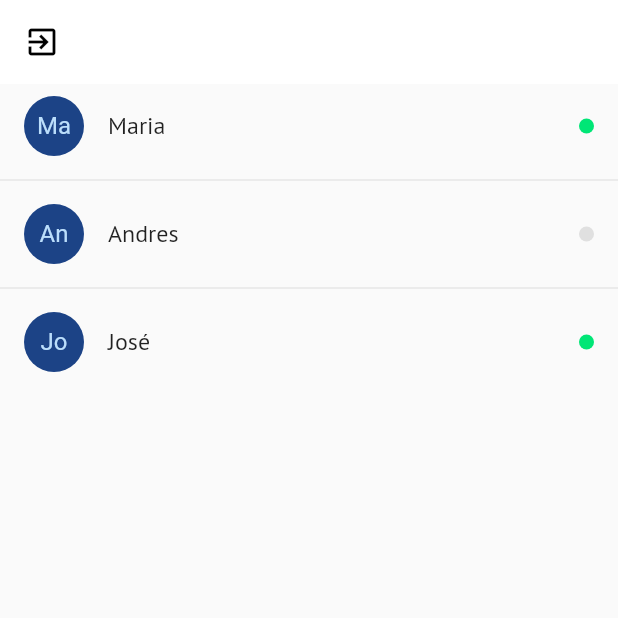
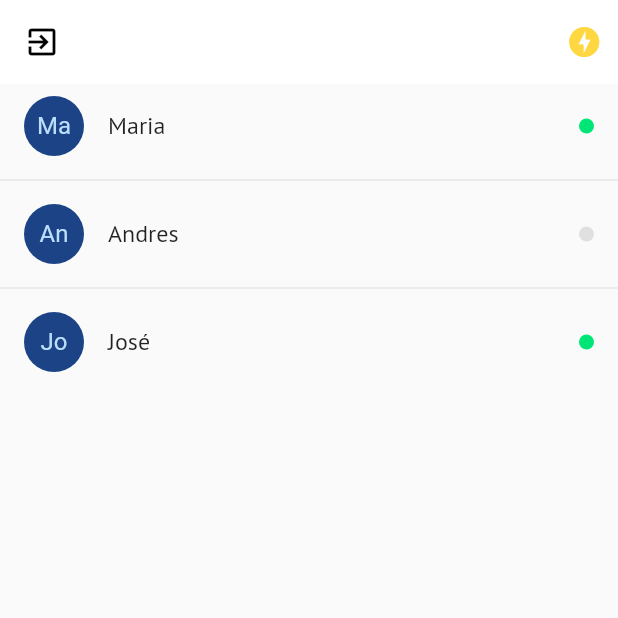
Before and after one commit to andrespd99/chat-app, a Flutter app: the UsersPage screen opened by its route, on a phone screen of 412 x 824 dp, the top half of it. Run offline on Flutter 3.47's test engine with Material 2 defaults, Android fonts, the phone set to English and light mode, and no system bars; drawn by our look-alikes of pull_to_refresh; our stand-ins replace flutter_secure_storage, google_fonts, socket_io_client; accounts and stored records are empty; network calls fail.

Commit message:
Clase 109

```diff
--- a/lib/pages/login_page.dart
+++ b/lib/pages/login_page.dart
@@ -1,6 +1,7 @@
 import 'package:chat/functions/functions.dart';
 import 'package:chat/pages/users_page.dart';
 import 'package:chat/services/auth_service.dart';
+import 'package:chat/services/socket_service.dart';
 import 'package:chat/widgets/terms_and_conditions_button.dart';
 import 'package:flutter/material.dart';
 
@@ -164,7 +165,11 @@ class _LoginButtonState extends State<_LoginButton> {
                     .read<AuthService>()
                     .login(widget.email, widget.password)
                     .then((value) {
+                  // Connect to socket server.
+                  context.read<SocketService>().connect();
+
                   Navigator.pushReplacementNamed(context, UsersPage.routeName);
+
                   setState(() {
                     _isLoading = false;
                   });
@@ -172,6 +177,7 @@ class _LoginButtonState extends State<_LoginButton> {
                   setState(() {
                     _isLoading = false;
                   });
+
                   showCustomDialog(
                     context,
                     subtitle: error.toString(),
--- a/lib/pages/signup_page.dart
+++ b/lib/pages/signup_page.dart
@@ -1,3 +1,4 @@
+import 'package:chat/services/socket_service.dart';
 import 'package:flutter/material.dart';
 import 'package:provider/provider.dart';
 import 'package:chat/services/auth_service.dart';
@@ -189,9 +190,14 @@ class _SignUpButtonState extends State<_SignUpButton> {
                     _isLoading = false;
                   });
                 }).catchError((error) {
+                  context.read<SocketService>().connect();
+
+                  Navigator.pushReplacementNamed(context, SignupPage.routeName);
+
                   setState(() {
                     _isLoading = false;
                   });
+
                   showCustomDialog(
                     context,
                     subtitle: error.toString(),
--- a/lib/pages/users_page.dart
+++ b/lib/pages/users_page.dart
@@ -1,3 +1,4 @@
+import 'package:chat/consts.dart';
 import 'package:flutter/material.dart';
 import 'package:provider/provider.dart';
 import 'package:pull_to_refresh/pull_to_refresh.dart';
@@ -5,6 +6,7 @@ import 'package:pull_to_refresh/pull_to_refresh.dart';
 import 'package:chat/models/user.dart';
 import 'package:chat/pages/login_page.dart';
 import 'package:chat/services/auth_service.dart';
+import 'package:chat/services/socket_service.dart';
 
 class UsersPage extends StatefulWidget {
   static const String routeName = 'users';
@@ -31,7 +33,7 @@ class _UsersPageState extends State<UsersPage> {
 
     return Scaffold(
       appBar: AppBar(
-        title: Text('${user!.name}'),
+        title: Text(user!.name),
         titleTextStyle: Theme.of(context).textTheme.titleLarge?.copyWith(
               color: Colors.black87,
             ),
@@ -41,11 +43,19 @@ class _UsersPageState extends State<UsersPage> {
           icon: const Icon(Icons.exit_to_app_outlined),
           color: Colors.black,
           onPressed: () {
-            // TODO: Disconnect from socket.
+            context.read<SocketService>().disconnect();
+
             Navigator.pushReplacementNamed(context, LoginPage.routeName);
+
             context.read<AuthService>().logOut();
           },
         ),
+        actions: [
+          Container(
+            padding: const EdgeInsets.only(right: Consts.padding / 2),
+            child: connectionStatusIcon(),
+          ),
+        ],
       ),
       body: SmartRefresher(
         controller: _refreshController,
@@ -63,7 +73,28 @@ class _UsersPageState extends State<UsersPage> {
     );
   }
 
-  Future<dynamic> _loadUsers() => Future.delayed(Duration(seconds: 5));
+  Future<dynamic> _loadUsers() => Future.delayed(const Duration(seconds: 5));
+
+  Icon connectionStatusIcon() {
+    ServerStatus status = context.watch<SocketService>().serverStatus;
+
+    if (status == ServerStatus.connecting) {
+      return const Icon(
+        Icons.offline_bolt,
+        color: Colors.amberAccent,
+      );
+    } else if (status == ServerStatus.online) {
+      return Icon(
+        Icons.check_circle,
+        color: Colors.blue.shade400,
+      );
+    } else {
+      return const Icon(
+        Icons.offline_bolt,
+        color: Colors.grey,
+      );
+    }
+  }
 }
 
 class _UserListTile extends StatelessWidget {
--- a/lib/services/auth_service.dart
+++ b/lib/services/auth_service.dart
@@ -1,5 +1,6 @@
 import 'dart:convert';
 import 'dart:developer';
+import 'package:chat/services/socket_service.dart';
 import 'package:flutter/material.dart';
 import 'package:flutter_secure_storage/flutter_secure_storage.dart';
 import 'package:http/http.dart' as http;
--- /dev/null
+++ b/lib/services/socket_service.dart
@@ -0,0 +1,52 @@
+import 'dart:developer';
+
+import 'package:chat/global/env.dart';
+import 'package:chat/services/auth_service.dart';
+import 'package:flutter/material.dart';
+
+import 'package:socket_io_client/socket_io_client.dart' as IO;
+
+enum ServerStatus {
+  online,
+  offline,
+  connecting,
+}
+
+class SocketService with ChangeNotifier {
+  late ServerStatus _serverStatus = ServerStatus.connecting;
+  late IO.Socket _socket;
+
+  ServerStatus get serverStatus => _serverStatus;
+  IO.Socket get socket => _socket;
+
+  Function get emit => _socket.emit;
+
+  void connect() async {
+    final token = await AuthService.getToken();
+
+    _socket = IO.io(Environment.socketUrl, {
+      'transports': ['websocket'],
+      'autoConnect': true,
+      'forceNew': true,
+      'extraHeaders': {
+        'x-token': token,
+      },
+    });
+
+    _socket.onConnect((_) {
+      _serverStatus = ServerStatus.online;
+      notifyListeners();
+    });
+
+    _socket.onDisconnect((data) {
+      _serverStatus = ServerStatus.offline;
+      notifyListeners();
+    });
+
+    // socket.on('new-message', (data) {
+    //   log('New message: ${data['message']}');
+    // });
+  }
+
+  void disconnect() => _socket.disconnect();
+}
--- a/pubspec.yaml
+++ b/pubspec.yaml
@@ -37,6 +37,7 @@ dependencies:
   pull_to_refresh: ^2.0.0
   provider: ^6.0.3
   flutter_secure_storage: ^5.0.2
+  socket_io_client: ^2.0.0-beta.4-nullsafety.0
 
 dev_dependencies:
   flutter_test:
```
Also changed, not shown: lib/main.dart (+5 -2 lines), lib/pages/loading_page.dart (+5 -3 lines), pubspec.lock, 2 other files.
